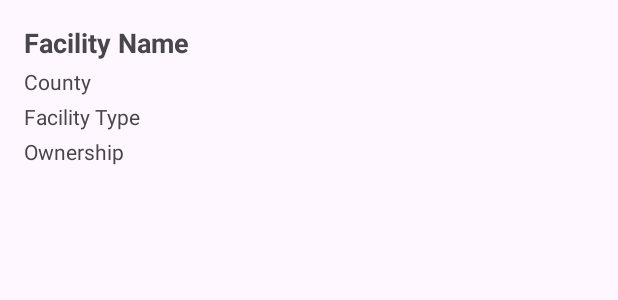
After one commit to lovelygregorio/MediMapIreland, an Android app: the layout item_healthcare_facility.xml on its own in the app's theme, with its tools: preview values and no code run, on a phone screen of 412 x 824 dp. The commit adds this screen. Shown: the top 300 px of the screen. Run offline under Robolectric (Android 15) with nearby library versions, the phone set to English and light mode, and no system bars.

Commit message:
implement healthcare facility list using RecyclerView

```diff
--- a/app/build.gradle.kts
+++ b/app/build.gradle.kts
@@ -42,6 +42,12 @@ dependencies {
     implementation(libs.androidx.constraintlayout)
     implementation(libs.androidx.core.ktx)
     implementation(libs.material)
+
+    // RecyclerView displays healthcare facilities in a scrollable list
+    implementation("androidx.recyclerview:recyclerview:1.4.0")
+
+
+    //dependecies for testing
     testImplementation(libs.junit)
     androidTestImplementation(libs.androidx.espresso.core)
     androidTestImplementation(libs.androidx.junit)
--- /dev/null
+++ b/app/src/main/res/layout/item_healthcare_facility.xml
@@ -0,0 +1,43 @@
+<?xml version="1.0" encoding="utf-8"?>
+<LinearLayout xmlns:android="http://schemas.android.com/apk/res/android"
+    android:orientation="vertical"
+    android:layout_width="match_parent"
+    android:layout_height="wrap_content"
+    android:padding="16dp"
+    android:layout_marginBottom="8dp"
+    android:background="?attr/selectableItemBackground">
+
+    <!-- Name of the hospital, clinic or healthcare facility -->
+    <TextView
+        android:id="@+id/tvFacilityName"
+        android:layout_width="match_parent"
+        android:layout_height="wrap_content"
+        android:text="Facility Name"
+        android:textSize="18sp"
+        android:textStyle="bold" />
+
+    <!-- County where the healthcare facility is located -->
+    <TextView
+        android:id="@+id/tvFacilityCounty"
+        android:layout_width="match_parent"
+        android:layout_height="wrap_content"
+        android:text="County"
+        android:layout_marginTop="4dp" />
+
+    <!-- Type of facility, such as Hospital, Clinic or GP -->
+    <TextView
+        android:id="@+id/tvFacilityType"
+        android:layout_width="match_parent"
+        android:layout_height="wrap_content"
+        android:text="Facility Type"
+        android:layout_marginTop="4dp" />
+
+    <!-- Whether the facility is publicly or privately owned -->
+    <TextView
+        android:id="@+id/tvFacilityOwnership"
+        android:layout_width="match_parent"
+        android:layout_height="wrap_content"
+        android:text="Ownership"
+        android:layout_marginTop="4dp" />
+
+</LinearLayout>
```
Also changed, not shown: app/src/main/AndroidManifest.xml (+20 -0 lines), app/src/main/java/com/example/medimapireland/MainActivity.kt (+12 -0 lines), app/src/main/java/com/example/medimapireland/activities/HealthcareFacilityListActivity.kt (added, +45 -0 lines), app/src/main/java/com/example/medimapireland/adapters/HealthcareFacilityAdapter.kt (added, +51 -0 lines), app/src/main/res/layout/activity_healthcare_facility_list.xml (added, +24 -0 lines), app/src/main/res/layout/activity_main.xml (+13 -1 lines).
